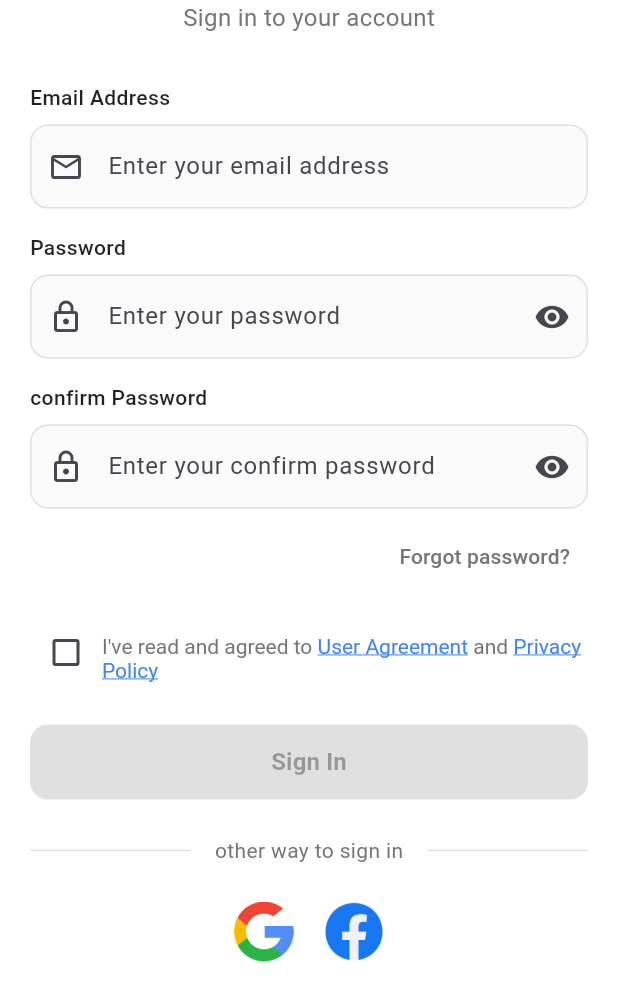
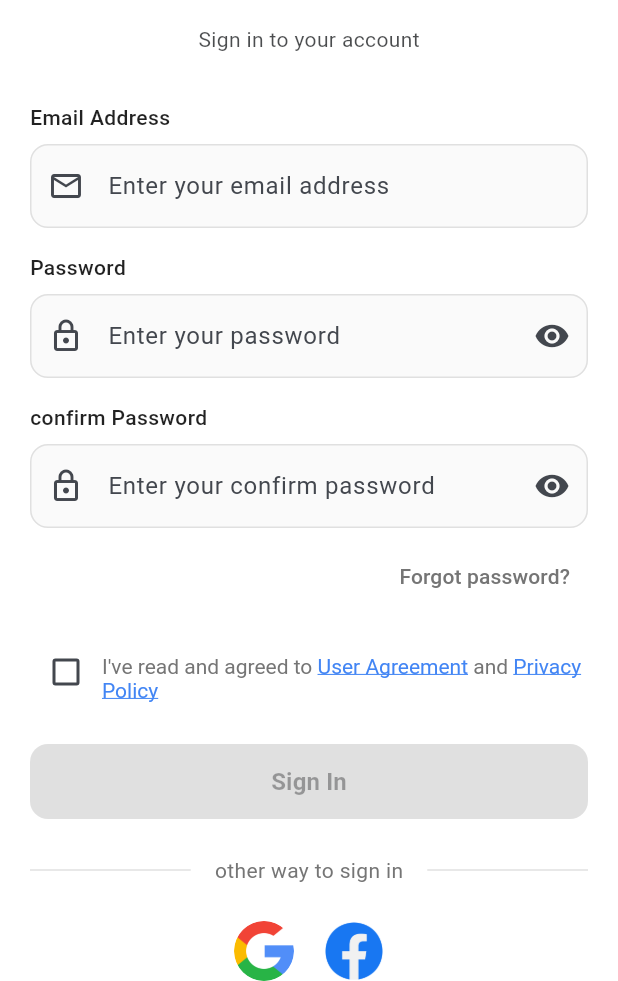
Before and after one commit to salimlaghrib/FanRadar, a Flutter app: the RegisterScreen screen opened by its route, on a phone screen of 412 x 824 dp, the part 255-1236 px from its top. Run offline on Flutter 3.47's test engine with Material 3 defaults, Android fonts, the phone set to English and light mode, and no system bars; our stand-ins replace get.

Commit message:
Modify app theme for light and dark mode

```diff
--- a/lib/core/theme/app_theme.dart
+++ b/lib/core/theme/app_theme.dart
@@ -1,12 +1,136 @@
 import 'dart:ui';
+
+import 'package:flutter/material.dart';
 
 class AppTheme {
   // Colors
-  static const Color primaryColor = Color(0xFF0372ff);
+  /* static const Color primaryColor = Color(0xFF0372ff);
   static const Color secondaryColor = Color(0xFF2367b1);
   static const Color tertiareColor = Color(0xFF79c2be);
   static const Color accent1 = Color(0xFFffca08);
   static const Color accent2 = Color(0xFFec781d);
   static const Color alert = Color(0xFFe63946);
-  static const Color successColor = Color.fromARGB(0, 12, 241, 62);
+  static const Color successColor = Color.fromARGB(0, 12, 241, 62); */
+
+  // Enhanced Light Color Scheme
+  static const ColorScheme lightColorScheme = ColorScheme(
+    brightness: Brightness.light,
+    // Primary colors
+    primary: Color(0xFF0062D6), // Slightly deeper blue for better contrast
+    primaryContainer: Color(0xFFD6E3FF), // Container variant
+    onPrimary: Color(0xFFFFFFFF),
+    onPrimaryContainer: Color(0xFF001C3C),
+
+    // Secondary colors
+    secondary: Color(0xFF1A5BB1), // More vibrant than original
+    secondaryContainer: Color(0xFFD6E3FF), // Matches Material 3 standards
+    onSecondary: Color(0xFFFFFFFF),
+    onSecondaryContainer: Color(0xFF001C3C),
+
+    // Tertiary colors
+    tertiary: Color(0xFF2D6D6B), // Better contrast ratio
+    tertiaryContainer: Color(0xFFB0E8E6),
+    onTertiary: Color(0xFFFFFFFF),
+    onTertiaryContainer: Color(0xFF00201F),
+
+    // Error/success colors
+    error: Color(0xFFBA1B1B), // Standard error color
+    errorContainer: Color(0xFFFFDAD6),
+    onError: Color(0xFFFFFFFF),
+    onErrorContainer: Color(0xFF410003),
+
+    // Surface/background colors
+    surface: Color(0xFFF8FAFD), // Slightly cooler white
+    onSurface: Color(0xFF1A1C1E),
+    surfaceVariant: Color(0xFFE0E2EC),
+    onSurfaceVariant: Color(0xFF43474E),
+
+    // Container colors
+    surfaceDim: Color(0xFFD8DADD),
+    surfaceBright: Color(0xFFF8FAFD),
+    surfaceContainerLowest: Color(0xFFFFFFFF),
+    surfaceContainerLow: Color(0xFFF2F4F8),
+    surfaceContainer: Color(0xFFECEEF2),
+    surfaceContainerHigh: Color(0xFFE6E8EC),
+    surfaceContainerHighest: Color(0xFFE0E2E6),
+
+    // Other colors
+    outline: Color(0xFF74777F),
+    outlineVariant: Color(0xFFC4C6D0),
+    shadow: Color(0x42000000), // 26% opacity black
+    scrim: Color(0x7F000000), // 50% opacity black
+    inverseSurface: Color(0xFF2E3033),
+    onInverseSurface: Color(0xFFF1F0F4),
+  );
+
+  // Enhanced Dark Color Scheme
+  static const ColorScheme darkColorScheme = ColorScheme(
+    brightness: Brightness.dark,
+    // Primary colors
+    primary: Color(0xFFA7C8FF), // Brighter for dark mode
+    primaryContainer: Color(0xFF004A9F), // Darker container
+    onPrimary: Color(0xFF003063),
+    onPrimaryContainer: Color(0xFFD6E3FF),
+
+    // Secondary colors
+    secondary: Color(0xFFA7C8FF), // Matches primary in dark mode
+    secondaryContainer: Color(0xFF004A9F),
+    onSecondary: Color(0xFF003063),
+    onSecondaryContainer: Color(0xFFD6E3FF),
+
+    // Tertiary colors
+    tertiary: Color(0xFFB0E8E6), // Brighter for dark mode
+    tertiaryContainer: Color(0xFF004F4E),
+    onTertiary: Color(0xFF003736),
+    onTertiaryContainer: Color(0xFFB0E8E6),
+
+    // Error/success colors
+    error: Color(0xFFFFB4AB),
+    errorContainer: Color(0xFF93000B),
+    onError: Color(0xFF690005),
+    onErrorContainer: Color(0xFFFFDAD6),
+
+    // Surface/background colors
+    surface: Color(0xFF121416), // True dark surface
+    onSurface: Color(0xFFE2E2E6),
+    surfaceVariant: Color(0xFF43474E),
+    onSurfaceVariant: Color(0xFFC4C6D0),
+
+    // Container colors
+    surfaceDim: Color(0xFF121416),
+    surfaceBright: Color(0xFF383A3F),
+    surfaceContainerLowest: Color(0xFF0D0E11),
+    surfaceContainerLow: Color(0xFF1A1C1E),
+    surfaceContainer: Color(0xFF1E2023),
+    surfaceContainerHigh: Color(0xFF292A2D),
+    surfaceContainerHighest: Color(0xFF333538),
+
+    // Other colors
+    outline: Color(0xFF8E9099),
+    outlineVariant: Color(0xFF43474E),
+    shadow: Color(0x42000000),
+    scrim: Color(0x7F000000),
+    inverseSurface: Color(0xFFE2E2E6),
+    onInverseSurface: Color(0xFF2E3033),
+  );
+
+  // Text Theme
+  static const TextTheme textTheme = TextTheme(
+    displayLarge: TextStyle(fontSize: 32.0, fontWeight: FontWeight.bold),
+    displayMedium: TextStyle(fontSize: 24.0, fontWeight: FontWeight.bold),
+    bodyLarge: TextStyle(fontSize: 16.0),
+    bodyMedium: TextStyle(fontSize: 14.0),
+    bodySmall: TextStyle(fontSize: 12.0, color: Colors.grey),
+  );
+
+  // Button Theme
+  static const ButtonThemeData buttonTheme = ButtonThemeData(
+    buttonColor: Color(0xFF0372FF),
+    textTheme: ButtonTextTheme.primary,
+  );
+
+  // Icon Theme
+  static const IconThemeData iconTheme = IconThemeData(
+    color: Color(0xFF0372FF),
+  );
 }
--- a/lib/views/screens/login_screen.dart
+++ b/lib/views/screens/login_screen.dart
@@ -40,7 +40,8 @@ class _LoginScreenState extends State<LoginScreen> {
   Widget build(BuildContext context) {
     return SafeArea(
       child: Scaffold(
-        backgroundColor: Colors.white,
+        //use theme colors
+        backgroundColor: Theme.of(context).colorScheme.surface,
         body: Center(
           child: SingleChildScrollView(
             child: Padding(
--- a/lib/views/widgets/login/login_header_widget.dart
+++ b/lib/views/widgets/login/login_header_widget.dart
@@ -5,14 +5,23 @@ class LoginHeaderWidget extends StatelessWidget {
 
   @override
   Widget build(BuildContext context) {
+    final colorScheme = Theme.of(context).colorScheme;
+    final textTheme = Theme.of(context).textTheme;
+
     return Column(
       children: [
         // Logo
         Image.asset("assets/images/FanRadar.png", width: 150),
 
+        const SizedBox(height: 16), // Added spacing
+
         Text(
           'Sign in to your account',
-          style: TextStyle(fontSize: 16, color: Colors.grey[600]),
+          style: textTheme.bodyMedium?.copyWith(
+            color: colorScheme.onSurface.withAlpha(
+              200, // Adjust opacity for better visibility
+            ), // Using onSurface with opacity
+          ),
         ),
       ],
     );
--- a/lib/views/widgets/login/social_login_widget.dart
+++ b/lib/views/widgets/login/social_login_widget.dart
@@ -43,7 +43,7 @@ class SocialLoginWidget extends StatelessWidget {
             const SizedBox(width: 20),
             _SocialButton(
               image: "assets/icon/facebook.png",
-              color: AppTheme.primaryColor,
+              color: Colors.blue,
               onPressed: onFacebookPressed,
             ),
           ],
```
Also changed, not shown: lib/main.dart (+11 -3 lines).
